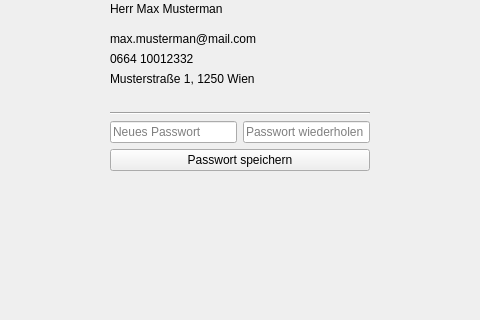
Before: the Qt Designer form HR_Managment_System_Application/auth/account.ui in MehmetMertt/twentyONE_HR_System, drawn with Qt 5; both pictures show x 160 to 640 and y 194 to 514 of the 800 by 600 pixel window.
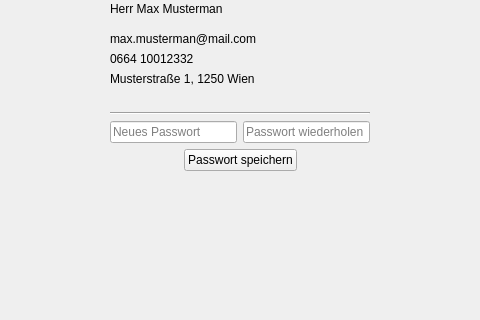
After: the same form once the commit is applied.

The edit to the form file:
```diff
--- a/HR_Managment_System_Application/auth/account.ui
+++ b/HR_Managment_System_Application/auth/account.ui
@@ -161,7 +161,28 @@
         </layout>
        </item>
        <item>
+        <layout class="QHBoxLayout" name="horizontalLayout_4">
+         <item>
+          <spacer name="horizontalSpacer_4">
+           <property name="orientation">
+            <enum>Qt::Horizontal</enum>
+           </property>
+           <property name="sizeHint" stdset="0">
+            <size>
+             <width>40</width>
+             <height>20</height>
+            </size>
+           </property>
+          </spacer>
+         </item>
+         <item>
         <widget class="QPushButton" name="button">
+           <property name="sizePolicy">
+            <sizepolicy hsizetype="Minimum" vsizetype="Fixed">
+             <horstretch>0</horstretch>
+             <verstretch>0</verstretch>
+            </sizepolicy>
+           </property>
          <property name="cursor">
           <cursorShape>PointingHandCursor</cursorShape>
          </property>
@@ -172,6 +193,21 @@
           <string>primary</string>
          </property>
         </widget>
+         </item>
+         <item>
+          <spacer name="horizontalSpacer_3">
+           <property name="orientation">
+            <enum>Qt::Horizontal</enum>
+           </property>
+           <property name="sizeHint" stdset="0">
+            <size>
+             <width>40</width>
+             <height>20</height>
+            </size>
+           </property>
+          </spacer>
+         </item>
+        </layout>
        </item>
       </layout>
      </item>
```
Lines whose indentation alone changed are shown as unchanged.
